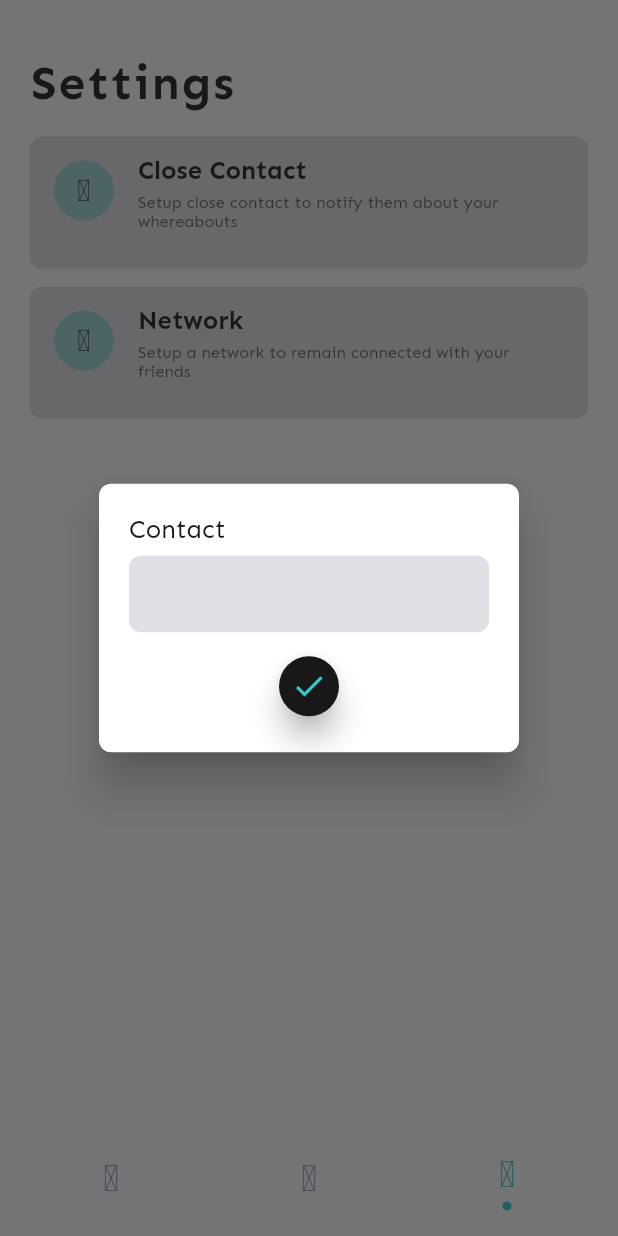
After one commit to AdarshaBista/Sahayatri, a Flutter app: the screen it shows after launch, item 3 of the bottom bar chosen, after a tap on "Close Contact", on a phone screen of 412 x 824 dp. The commit adds this screen. Run offline on Flutter 3.47's test engine with Material 2 defaults, Android fonts, the phone set to English and light mode, and no system bars; our stand-ins replace auto_size_text, bloc, community_material_icon, device_preview, dio, equatable and 11 more; missing offline and left inert: animator, geodesy, loading_indicator_view.

Commit message:
Added contact to prefs

```diff
--- a/lib/blocs/prefs_bloc/prefs_bloc.dart
+++ b/lib/blocs/prefs_bloc/prefs_bloc.dart
@@ -10,7 +10,7 @@ part 'prefs_state.dart';
 
 class PrefsBloc extends Bloc<PrefsEvent, PrefsState> {
   @override
-  PrefsState get initialState => PrefsState(prefs: Prefs());
+  PrefsState get initialState => const PrefsState(prefs: Prefs());
 
   @override
   Stream<PrefsState> mapEventToState(PrefsEvent event) async* {
@@ -18,5 +18,10 @@ class PrefsBloc extends Bloc<PrefsEvent, PrefsState> {
       final newPrefs = state.prefs.copyWith(mapStyle: event.mapStyle);
       yield PrefsState(prefs: newPrefs);
     }
+
+    if (event is ContactSaved) {
+      final newPrefs = state.prefs.copyWith(contact: event.contact);
+      yield PrefsState(prefs: newPrefs);
+    }
   }
 }
--- a/lib/blocs/prefs_bloc/prefs_event.dart
+++ b/lib/blocs/prefs_bloc/prefs_event.dart
@@ -17,3 +17,14 @@ class MapLayerChanged extends PrefsEvent {
   @override
   List<Object> get props => throw [mapStyle];
 }
+
+class ContactSaved extends PrefsEvent {
+  final String contact;
+
+  const ContactSaved({
+    @required this.contact,
+  }) : assert(contact != null);
+
+  @override
+  List<Object> get props => throw [contact];
+}
--- a/lib/core/models/prefs.dart
+++ b/lib/core/models/prefs.dart
@@ -1,23 +1,29 @@
 import 'package:sahayatri/app/constants/values.dart';
 
 class Prefs {
-  String mapStyle;
+  final String contact;
+  final String mapStyle;
 
-  Prefs({
+  const Prefs({
+    this.contact = '',
     this.mapStyle = Values.kMapStyleOutdoors,
-  }) : assert(mapStyle != null);
+  })  : assert(contact != null),
+        assert(mapStyle != null);
 
   Prefs copyWith({
+    String contact,
     String mapStyle,
   }) {
     return Prefs(
+      contact: contact ?? this.contact,
       mapStyle: mapStyle ?? this.mapStyle,
     );
   }
 
   Map<String, dynamic> toMap() {
     return {
-      'mapLayer': mapStyle,
+      'contact': contact,
+      'mapStyle': mapStyle,
     };
   }
 
@@ -25,20 +31,21 @@ class Prefs {
     if (map == null) return null;
 
     return Prefs(
+      contact: map['contact'] as String,
       mapStyle: map['mapLayer'] as String,
     );
   }
 
   @override
-  String toString() => 'Prefs(mapLayer: $mapStyle)';
+  String toString() => 'Prefs(contact: $contact, mapStyle: $mapStyle)';
 
   @override
   bool operator ==(Object o) {
     if (identical(this, o)) return true;
 
-    return o is Prefs && o.mapStyle == mapStyle;
+    return o is Prefs && o.contact == contact && o.mapStyle == mapStyle;
   }
 
   @override
-  int get hashCode => mapStyle.hashCode;
+  int get hashCode => contact.hashCode ^ mapStyle.hashCode;
 }
--- a/lib/ui/pages/bottom_nav_page/bottom_nav_page.dart
+++ b/lib/ui/pages/bottom_nav_page/bottom_nav_page.dart
@@ -36,10 +36,10 @@ class _BottomNavPageState extends State<BottomNavPage> {
       ),
       body: IndexedStack(
         index: _selectedIndex,
-        children: [
-          Container(),
-          const DestinationsPage(),
-          const SettingsPage(),
+        children: const [
+          Offstage(),
+          DestinationsPage(),
+          SettingsPage(),
         ],
       ),
     );
--- a/lib/ui/pages/itinerary_form_page/widgets/checkpoint_form/checkpoint_form.dart
+++ b/lib/ui/pages/itinerary_form_page/widgets/checkpoint_form/checkpoint_form.dart
@@ -11,8 +11,8 @@ import 'package:sahayatri/blocs/checkpoint_form_bloc/checkpoint_form_bloc.dart';
 import 'package:sahayatri/core/services/navigation_service.dart';
 
 import 'package:sahayatri/ui/styles/styles.dart';
+import 'package:sahayatri/ui/shared/widgets/custom_text_field.dart';
 import 'package:sahayatri/ui/pages/itinerary_form_page/widgets/required_dialog.dart';
-import 'package:sahayatri/ui/pages/itinerary_form_page/widgets/custom_text_field.dart';
 import 'package:sahayatri/ui/pages/itinerary_form_page/widgets/checkpoint_form/place_picker.dart';
 import 'package:sahayatri/ui/pages/itinerary_form_page/widgets/checkpoint_form/date_time_picker.dart';
 
@@ -41,9 +41,7 @@ class CheckpointForm extends StatelessWidget {
               padding: const EdgeInsets.all(20.0),
               children: [
                 Text(
-                  checkpoint == null
-                      ? 'Create a Checkpoint'
-                      : 'Edit this checkpoint',
+                  checkpoint == null ? 'Create a Checkpoint' : 'Edit this checkpoint',
                   textAlign: TextAlign.center,
                   style: AppTextStyles.medium.bold,
                 ),
--- a/lib/ui/pages/itinerary_form_page/widgets/itinerary_form/duration_field.dart
+++ b/lib/ui/pages/itinerary_form_page/widgets/itinerary_form/duration_field.dart
@@ -1,7 +1,7 @@
 import 'package:flutter/material.dart';
 
 import 'package:sahayatri/ui/styles/styles.dart';
-import 'package:sahayatri/ui/pages/itinerary_form_page/widgets/custom_text_field.dart';
+import 'package:sahayatri/ui/shared/widgets/custom_text_field.dart';
 
 class DurationField extends StatelessWidget {
   final String label;
--- a/lib/ui/pages/settings_page/settings_page.dart
+++ b/lib/ui/pages/settings_page/settings_page.dart
@@ -1,7 +1,10 @@
 import 'package:flutter/material.dart';
+
+import 'package:sahayatri/app/extensions/widget_x.dart';
 
 import 'package:sahayatri/ui/shared/widgets/header.dart';
 import 'package:community_material_icon/community_material_icon.dart';
+import 'package:sahayatri/ui/pages/settings_page/widgets/contact_form.dart';
 import 'package:sahayatri/ui/pages/settings_page/widgets/settings_card.dart';
 
 class SettingsPage extends StatelessWidget {
@@ -24,7 +27,7 @@ class SettingsPage extends StatelessWidget {
               title: 'Close Contact',
               subtitle: 'Setup close contact to notify them about your whereabouts',
               icon: CommunityMaterialIcons.account_alert_outline,
-              onTap: () {},
+              onTap: () => const ContactForm().openDialog(context),
             ),
             const SizedBox(height: 12.0),
             SettingsCard(
--- /dev/null
+++ b/lib/ui/pages/settings_page/widgets/contact_form.dart
@@ -0,0 +1,67 @@
+import 'package:flutter/material.dart';
+
+import 'package:flutter_bloc/flutter_bloc.dart';
+import 'package:sahayatri/blocs/prefs_bloc/prefs_bloc.dart';
+
+import 'package:sahayatri/ui/styles/styles.dart';
+import 'package:sahayatri/ui/shared/widgets/custom_text_field.dart';
+
+class ContactForm extends StatefulWidget {
+  const ContactForm();
+
+  @override
+  _ContactFormState createState() => _ContactFormState();
+}
+
+class _ContactFormState extends State<ContactForm> {
+  String contact = '';
+
+  @override
+  Widget build(BuildContext context) {
+    return BlocBuilder<PrefsBloc, PrefsState>(
+      builder: (context, state) {
+        return AlertDialog(
+          elevation: 12.0,
+          clipBehavior: Clip.antiAlias,
+          titlePadding: const EdgeInsets.all(20.0),
+          backgroundColor: AppColors.background,
+          title: Column(
+            mainAxisSize: MainAxisSize.min,
+            children: [
+              _buildTextField(state.prefs.contact),
+              const SizedBox(height: 12.0),
+              _buildSubmitButton(context),
+            ],
+          ),
+        );
+      },
+    );
+  }
+
+  Widget _buildTextField(String intialValue) {
+    return CustomTextField(
+      label: 'Contact',
+      onChanged: (value) => contact = value,
+      initialValue: intialValue,
+      keyboardType: const TextInputType.numberWithOptions(),
+    );
+  }
+
+  Widget _buildSubmitButton(BuildContext context) {
+    return FloatingActionButton(
+      mini: true,
+      backgroundColor: AppColors.dark,
+      child: const Icon(
+        Icons.check,
+        size: 24.0,
+        color: AppColors.primary,
+      ),
+      onPressed: () {
+        context.bloc<PrefsBloc>().add(
+              ContactSaved(contact: contact),
+            );
+        Navigator.of(context).pop();
+      },
+    );
+  }
+}
--- a/lib/ui/pages/settings_page/widgets/settings_card.dart
+++ b/lib/ui/pages/settings_page/widgets/settings_card.dart
@@ -24,6 +24,7 @@ class SettingsCard extends StatelessWidget {
     return CustomCard(
       child: ListTile(
         isThreeLine: true,
+        onTap: onTap,
         title: Text(
           title,
           style: AppTextStyles.medium.bold,
```
Also changed, not shown: lib/ui/pages/itinerary_form_page/widgets/itinerary_form/itinerary_form.dart (+6 -9 lines), lib/ui/shared/widgets/custom_text_field.dart (renamed from lib/ui/pages/itinerary_form_page/widgets/custom_text_field.dart).
